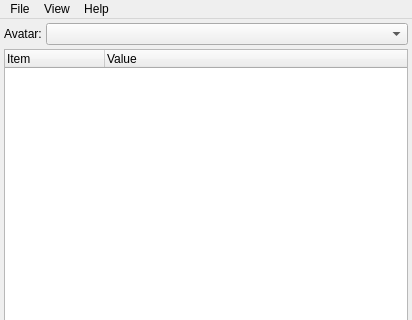
First picture: the form in MainWindow.ui, repository bsmr/CotA, before the edit; both pictures show x 0 to 412 and y 0 to 320 of the 412 by 504 pixel window.
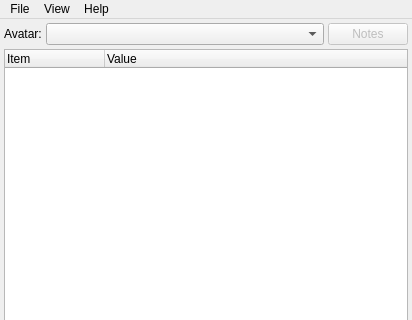
Second picture: the form after the edit. Icons and pictures are not drawn.

Commit message: Added a notes button and a dialog to edit avatar notes.

```diff
--- a/MainWindow.ui
+++ b/MainWindow.ui
@@ -59,6 +59,22 @@
         </property>
        </widget>
       </item>
+      <item>
+       <widget class="QPushButton" name="notesButton">
+        <property name="enabled">
+         <bool>false</bool>
+        </property>
+        <property name="sizePolicy">
+         <sizepolicy hsizetype="Minimum" vsizetype="Fixed">
+          <horstretch>0</horstretch>
+          <verstretch>0</verstretch>
+         </sizepolicy>
+        </property>
+        <property name="text">
+         <string>Notes</string>
+        </property>
+       </widget>
+      </item>
      </layout>
     </item>
     <item>
```
The commit also changes 1 other file.
